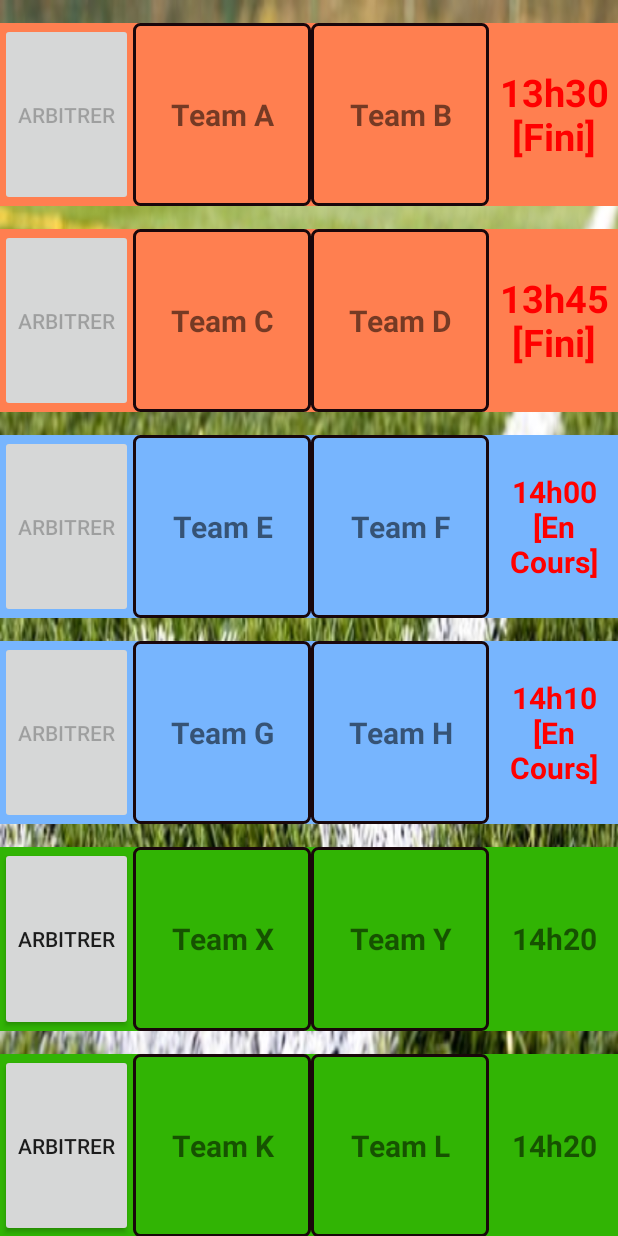
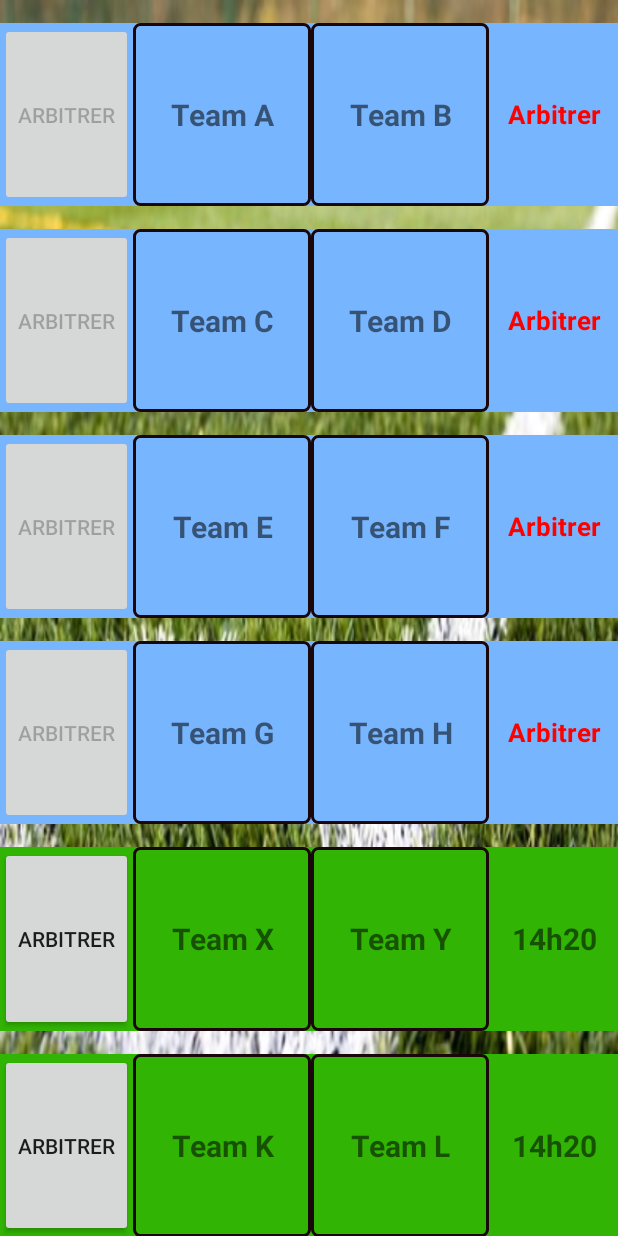
Before and after one commit to MarcMenard/GestionDeTournoi, an Android app: the Planning screen opened directly, with no data from a screen before it, on a phone screen of 412 x 824 dp. Run offline under Robolectric (Android 15) with nearby library versions, the light colour scheme and no system bars.

```diff
--- a/application_arbitre/app_arbitre/app/src/main/res/layout/activity_planning.xml
+++ b/application_arbitre/app_arbitre/app/src/main/res/layout/activity_planning.xml
@@ -9,7 +9,7 @@
 
 
     <LinearLayout
-        android:background="#FF7F50"
+        android:background="#77B5FE"
         android:layout_height="fill_parent"
         android:layout_weight="0.2"
         android:orientation="horizontal"
@@ -52,15 +52,15 @@
             android:layout_height="fill_parent"
             android:layout_weight="0.2"
             android:gravity="center"
-            android:text="13h30 [Fini]"
-            android:textSize="25sp"
+            android:text="Arbitrer"
+            android:textSize="17sp"
             android:layout_width="150dp"
             android:id="@+id/textView3" />
 
     </LinearLayout>
 
     <LinearLayout
-        android:background="#FF7F50"
+        android:background="#77B5FE"
         android:layout_height="fill_parent"
         android:layout_weight="0.2"
         android:orientation="horizontal"
@@ -103,8 +103,8 @@
             android:layout_height="fill_parent"
             android:layout_weight="0.2"
             android:gravity="center"
-            android:text="13h45 [Fini]"
-            android:textSize="25sp"
+            android:text="Arbitrer"
+            android:textSize="17sp"
             android:layout_width="150dp"
             android:id="@+id/textView6" />
 
@@ -154,8 +154,8 @@
             android:layout_height="fill_parent"
             android:layout_weight="0.2"
             android:gravity="center"
-            android:text="14h00 [En Cours]"
-            android:textSize="20sp"
+            android:text="Arbitrer"
+            android:textSize="17sp"
             android:layout_width="150dp"
             android:id="@+id/textView9" />
 
@@ -205,8 +205,8 @@
             android:layout_height="fill_parent"
             android:layout_weight="0.2"
             android:gravity="center"
-            android:text="14h10 [En Cours]"
-            android:textSize="20sp"
+            android:text="Arbitrer"
+            android:textSize="17sp"
             android:layout_width="150dp"
             android:id="@+id/textView12" />
 
```
Also changed, not shown: application_arbitre/app_arbitre/app/src/main/java/com/example/hubert/app_arbitre/LoginActivity2.java (+20 -0 lines), application_arbitre/app_arbitre/app/src/main/java/com/example/hubert/app_arbitre/MessageFinale.java (+21 -0 lines), application_arbitre/app_arbitre/app/src/main/java/com/example/hubert/app_arbitre/Planning.java (+21 -0 lines).
